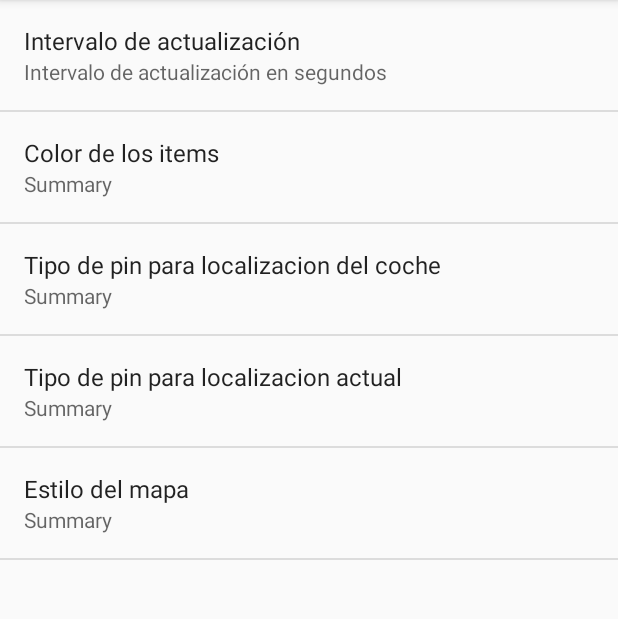
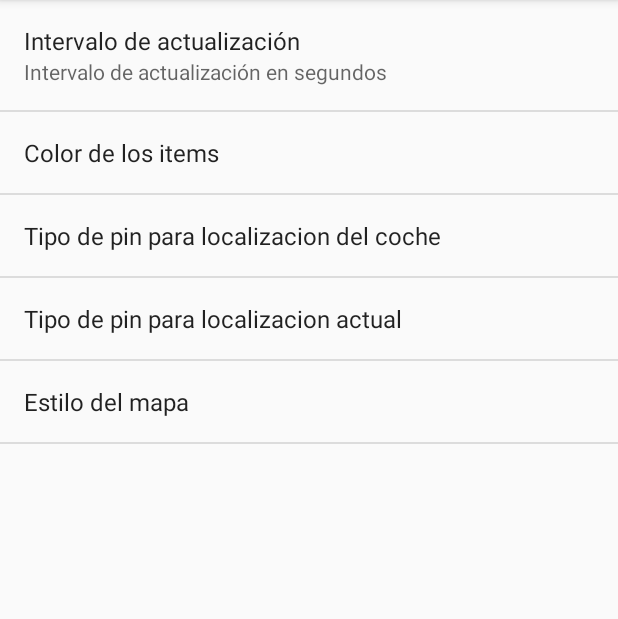
Before and after one commit to vicguij/CercaTrova, an Android app: the screen it shows after launch (SettingsActivity), in the options menu, after a tap on "Opciones", on a phone screen of 412 x 824 dp, the part 84-703 px from its top. Run offline under Robolectric (Android 15) with nearby library versions, the phone set to English and light mode, and no system bars.

Commit message:
Cambios en el menú principal.

```diff
--- a/app/src/main/res/values/strings.xml
+++ b/app/src/main/res/values/strings.xml
@@ -6,8 +6,10 @@
     <string name="titleServiceStop">Parar servicio</string>
     <string name="intervaloActualizacion">Intervalo de actualización en segundos</string>
     <string name="titleIntervaloActualizacion">Intervalo de actualización</string>
-
     <string name="aplicationColor">Color de los items</string>
+    <string name="pincoche">Tipo de pin para localizacion del coche</string>
+    <string name="pinactual">Tipo de pin para localizacion actual</string>
+    <string name="estilomapa">Estilo del mapa</string>
 
     <string name="color_item_negro">Negro</string>
     <string name="color_item_rojo">Rojo</string>
--- a/app/src/main/res/xml/settings.xml
+++ b/app/src/main/res/xml/settings.xml
@@ -5,33 +5,34 @@ xmlns:android="http://schemas.android.com/apk/res/android">
     <EditTextPreference
         android:summary="@string/intervaloActualizacion"
         android:title="@string/titleIntervaloActualizacion"
+        android:inputType="number"
         android:key="update_interval" />
 
 <ListPreference
     android:key="aplication_color"
     android:title="@string/aplicationColor"
-    android:summary="Summary"
+    android:summary=""
     android:entries="@array/color_items"
     android:entryValues="@array/color_values"/>
 
     <ListPreference
         android:key="aplication_item_coche"
-        android:title="Tipo de pin para localizacion del coche"
-        android:summary="Summary"
+        android:title="@string/pincoche"
+        android:summary=""
         android:entries="@array/coche_items"
         android:entryValues="@array/coche_values"/>
 
     <ListPreference
         android:key="aplication_item_actual"
-        android:title="Tipo de pin para localizacion actual"
-        android:summary="Summary"
+        android:title="@string/pinactual"
+        android:summary=""
         android:entries="@array/actual_items"
         android:entryValues="@array/actual_values"/>
 
     <ListPreference
         android:key="aplication_tipo_mapa"
         android:title="Estilo del mapa"
-        android:summary="Summary"
+        android:summary=""
         android:entries="@array/mapa_items"
         android:entryValues="@array/mapa_values"/>
 
```
Also changed, not shown: 1 other file.
